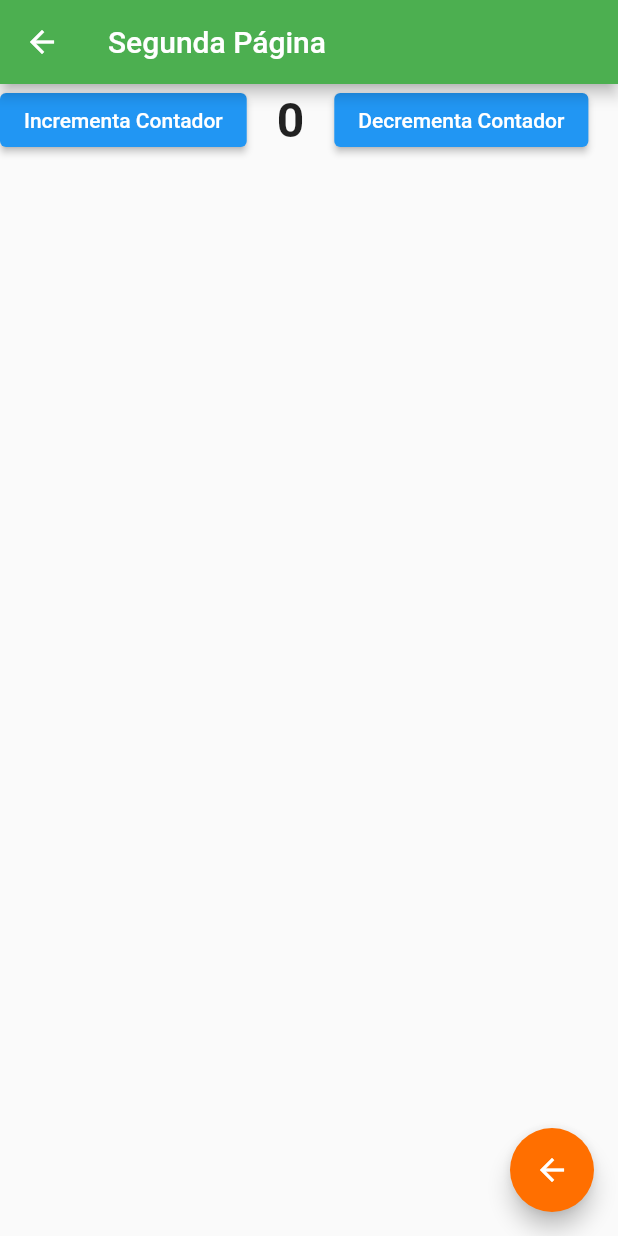
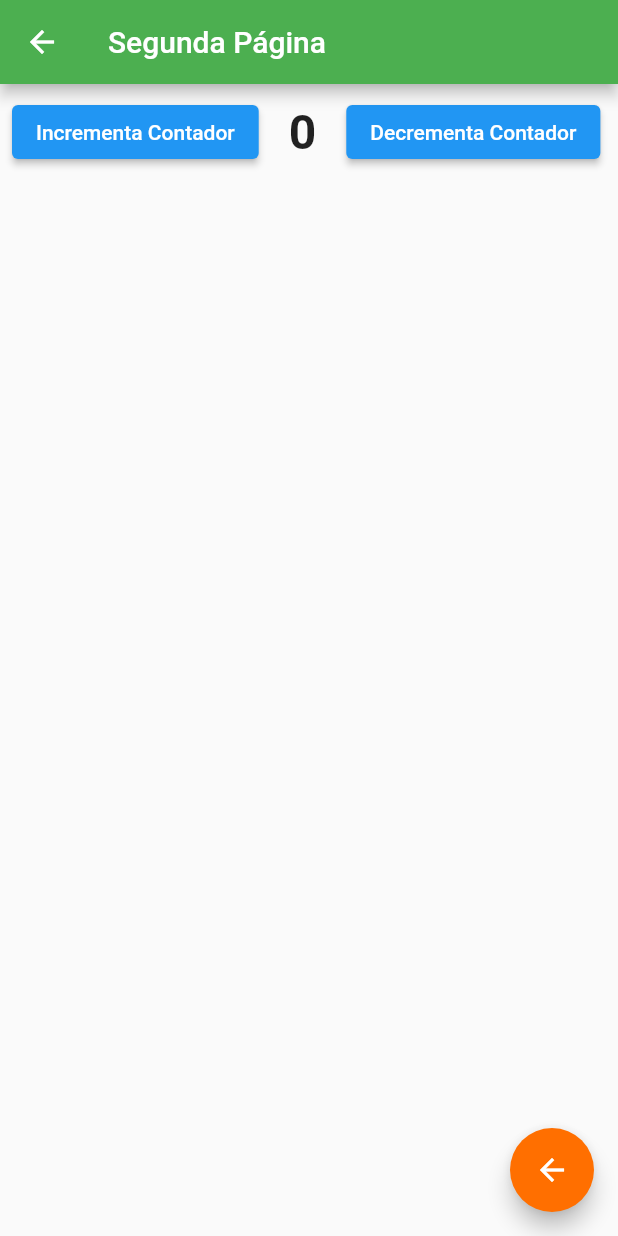
Before and after one commit to cpelegrin/fundamentos_programacao_mobile, a Flutter app: the SegundaPagina screen opened directly, on a phone screen of 412 x 824 dp. Run offline on Flutter 3.47's test engine with Material 2 defaults, Android fonts, the phone set to English and light mode, and no system bars.

Commit message:
Retirando método e incluindo Padding Unidade 4 Aula 5

```diff
--- a/exemplo_flutt/lib/segunda_pagina.dart
+++ b/exemplo_flutt/lib/segunda_pagina.dart
@@ -13,7 +13,20 @@ class _SegundaPaginaState extends State<SegundaPagina> {
       appBar: AppBar(
         title: Text("Segunda Página"),
       ),
-      body: Container(
+      body: _body(),
+      floatingActionButton: FloatingActionButton(
+        onPressed: () {
+          Navigator.pop(context);
+        },
+        child: Icon(Icons.arrow_back),
+      ),
+    );
+  }
+
+  _body() {
+    return Container(
+      child: Padding(
+        padding: const EdgeInsets.all(8.0),
         child: Row(
           children: [
             ElevatedButton(
@@ -48,12 +61,6 @@ class _SegundaPaginaState extends State<SegundaPagina> {
           ],
         ),
       ),
-      floatingActionButton: FloatingActionButton(
-        onPressed: () {
-          Navigator.pop(context);
-        },
-        child: Icon(Icons.arrow_back),
-      ),
     );
   }
 }
```
